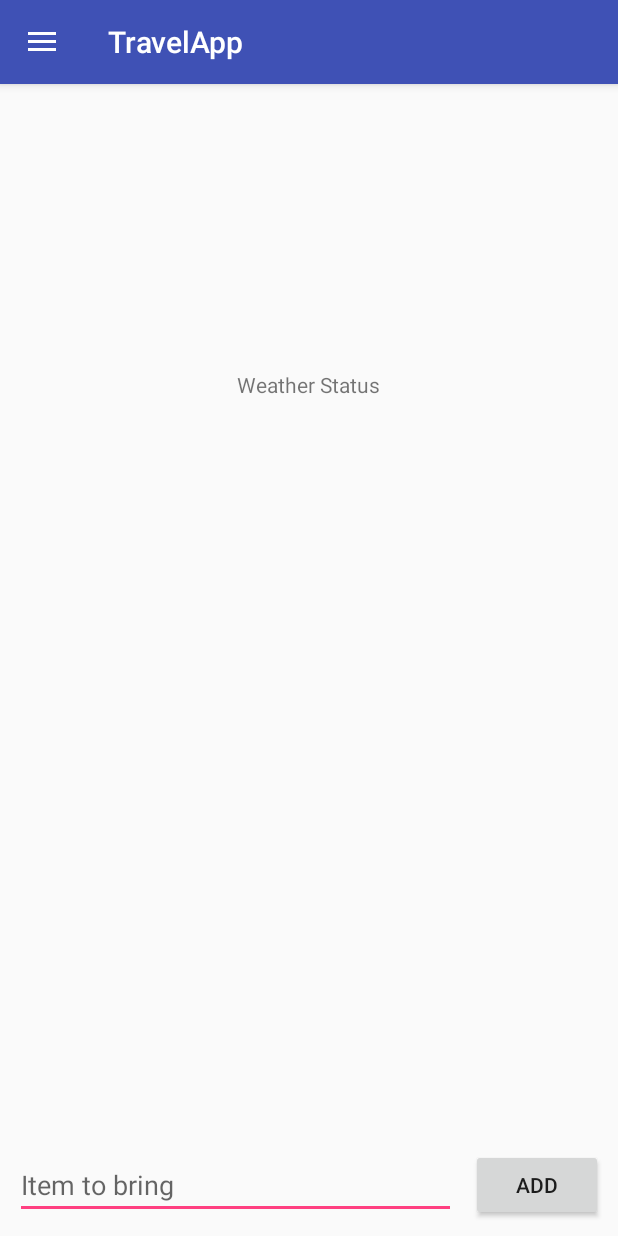
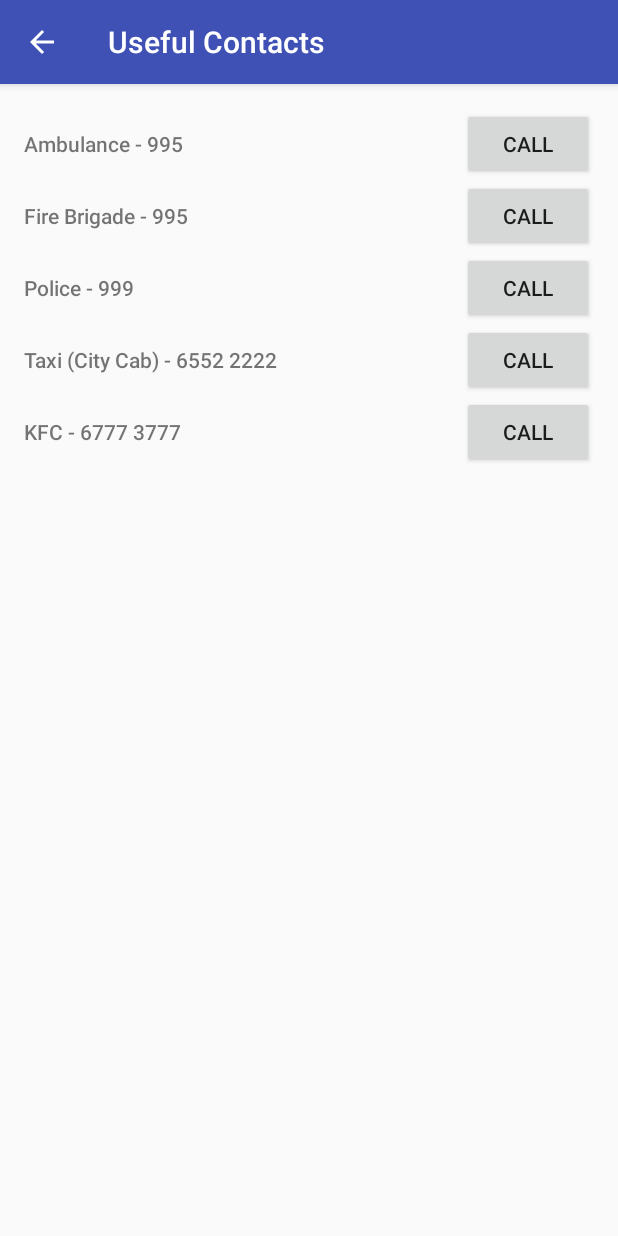
Before and after one commit to fzd370/travel-app, an Android app: the screen it shows after launch (MainActivity before the commit, ContactsActivity after it), in the side drawer, after a tap on "Useful Contacts", on a phone screen of 412 x 824 dp. Run offline under Robolectric (Android 15) with nearby library versions, the phone set to English and light mode, and no system bars.

Commit message:
TravelAPP - Itineary Planner Algorithm - Search Autocorrect - Item Suggestion List + Weather Nowcast - Feedback - Contact List

```diff
--- /dev/null
+++ b/app/src/main/java/com/slic/travelapp/ContactsActivity.java
@@ -0,0 +1,90 @@
+package com.slic.travelapp;
+
+import android.Manifest;
+import android.content.Intent;
+import android.content.pm.PackageManager;
+import android.net.Uri;
+import android.os.Build;
+import android.provider.ContactsContract;
+import android.support.v7.app.AppCompatActivity;
+import android.os.Bundle;
+import android.util.Log;
+import android.view.Menu;
+import android.view.MenuItem;
+import android.view.View;
+import android.widget.Button;
+import android.widget.EditText;
+import android.widget.Toast;
+import android.app.Activity;
+
+import com.slic.travelapp.R;
+
+
+public class ContactsActivity extends AppCompatActivity {
+
+    private Button bt;
+    private Button bt2;
+    private Button bt3;
+    private Button bt4;
+    private Button bt5;
+
+    @Override
+    protected void onCreate(Bundle savedInstanceState) {
+        super.onCreate(savedInstanceState);
+        setContentView(R.layout.activity_contacts);
+
+        bt = (Button) findViewById(R.id.contact_button1);
+        bt.setOnClickListener(new Button.OnClickListener() {
+            @Override
+            public void onClick(View v) {
+                callNumber(995);
+            }
+        }); // Ambulance
+        bt2 = (Button) findViewById(R.id.contact_button2);
+        bt2.setOnClickListener(new Button.OnClickListener() {
+            @Override
+            public void onClick(View v) {
+                callNumber(995);
+            }
+        }); // Fire
+        bt3 = (Button) findViewById(R.id.contact_button3);
+        bt3.setOnClickListener(new Button.OnClickListener() {
+            @Override
+            public void onClick(View v) {
+                callNumber(999);
+            }
+        }); // Police
+        bt4 = (Button) findViewById(R.id.contact_button4);
+        bt4.setOnClickListener(new Button.OnClickListener() {
+            @Override
+            public void onClick(View v) {
+                callNumber(65522222);
+            }
+        }); // Taxi
+        bt5 = (Button) findViewById(R.id.contact_button5);
+        bt5.setOnClickListener(new Button.OnClickListener() {
+            @Override
+            public void onClick(View v) {
+                callNumber(67773777);
+            }
+        }); // KFC
+    }
+
+    public void callNumber(int contact) {
+        Intent phoneIntent = new Intent(Intent.ACTION_CALL);
+        phoneIntent.setData(Uri.parse("tel:" + String.valueOf(contact)));
+        if (Build.VERSION.SDK_INT >= Build.VERSION_CODES.M) {
+            if (checkSelfPermission(Manifest.permission.CALL_PHONE) != PackageManager.PERMISSION_GRANTED) {
+                Toast.makeText(this, "Permissions not granted", Toast.LENGTH_LONG).show();
+                //    public void requestPermissions(@NonNull String[] permissions, int requestCode)
+                // here to request the missing permissions, and then overriding
+                //   public void onRequestPermissionsResult(int requestCode, String[] permissions,
+                //                                          int[] grantResults)
+                // to handle the case where the user grants the permission. See the documentation
+                // for Activity#requestPermissions for more details.
+                return;
+            }
+        }
+        startActivity(phoneIntent);
+    }
+}
--- a/app/src/main/java/com/slic/travelapp/MainActivity.java
+++ b/app/src/main/java/com/slic/travelapp/MainActivity.java
@@ -360,9 +360,9 @@ public class MainActivity extends AppCompatActivity implements
     }
 
     public void startContacts() {
-        Toast.makeText(this, "Contacts Activity Started", Toast.LENGTH_LONG).show();
-//        Intent intent = new Intent(this, ContactActivity.class);
-//        startActivity(intent);
+       // Toast.makeText(this, "Contacts Activity Started", Toast.LENGTH_LONG).show();
+        Intent intent = new Intent(this, ContactsActivity.class);
+        startActivity(intent);
     }
 
     public void showItemAlert() {
--- a/app/src/main/java/com/slic/travelapp/MapsFragment.java
+++ b/app/src/main/java/com/slic/travelapp/MapsFragment.java
@@ -372,7 +372,7 @@ public class MapsFragment extends Fragment implements
 
     public static class SpellChecker {
 
-        private static final boolean ALLOW_TIMEOUT = false;
+        private static final boolean ALLOW_TIMEOUT = true;
         private static final int MS_TIMEOUT = 5000;
         private long started, time;
         public List<String> locations = null;
@@ -438,7 +438,7 @@ public class MapsFragment extends Fragment implements
             if(ALLOW_TIMEOUT){
                 time = System.currentTimeMillis();
                 long timeTaken= time - started;
-                if(timeTaken >= MS_TIMEOUT) {
+                if(time - started >= MS_TIMEOUT) {
                     Log.d("SLIC", "Timeout : " + timeTaken);
                     isDone = true;
                     return true;
--- /dev/null
+++ b/app/src/main/res/layout/activity_contacts.xml
@@ -0,0 +1,115 @@
+<RelativeLayout xmlns:android="http://schemas.android.com/apk/res/android"
+    xmlns:tools="http://schemas.android.com/tools" android:layout_width="match_parent"
+    android:layout_height="match_parent" android:paddingLeft="@dimen/activity_horizontal_margin"
+    android:paddingRight="@dimen/activity_horizontal_margin"
+    android:paddingTop="@dimen/activity_vertical_margin"
+    android:paddingBottom="@dimen/activity_vertical_margin" tools:context=".MainActivity">
+
+<LinearLayout
+    android:orientation="vertical"
+    android:layout_width="match_parent"
+    android:layout_height="wrap_content">
+
+    <LinearLayout
+        android:orientation="horizontal"
+        android:layout_width="match_parent"
+        android:layout_height="wrap_content">
+        <TextView
+            android:layout_width="0dp"
+            android:layout_height="wrap_content"
+            android:text="@string/ambulance"
+            android:ems="12"
+            android:id="@+id/contact_textView1"
+            android:fontFamily="sans-serif-medium"
+            android:layout_weight="1" />
+        <Button
+            android:layout_width="wrap_content"
+            android:layout_height="wrap_content"
+            android:text="@string/call_text"
+            android:id="@+id/contact_button1"
+            android:onClick="mail" />
+    </LinearLayout>
+
+    <LinearLayout
+        android:orientation="horizontal"
+        android:layout_width="match_parent"
+        android:layout_height="wrap_content">
+        <TextView
+            android:layout_width="0dp"
+            android:layout_height="wrap_content"
+            android:text="@string/fire"
+            android:ems="12"
+            android:id="@+id/contact_textView2"
+            android:fontFamily="sans-serif-medium"
+            android:layout_weight="1" />
+        <Button
+            android:layout_width="wrap_content"
+            android:layout_height="wrap_content"
+            android:text="@string/call_text"
+            android:id="@+id/contact_button2"
+            android:onClick="mail" />
+    </LinearLayout>
+
+    <LinearLayout
+        android:orientation="horizontal"
+        android:layout_width="match_parent"
+        android:layout_height="wrap_content">
+        <TextView
+            android:layout_width="0dp"
+            android:layout_height="wrap_content"
+            android:text="@string/police"
+            android:ems="12"
+            android:id="@+id/contact_textView3"
+            android:fontFamily="sans-serif-medium"
+            android:layout_weight="1" />
+        <Button
+            android:layout_width="wrap_content"
+            android:layout_height="wrap_content"
+            android:text="@string/call_text"
+            android:id="@+id/contact_button3"
+            android:onClick="mail" />
+    </LinearLayout>
+
+    <LinearLayout
+        android:orientation="horizontal"
+        android:layout_width="match_parent"
+        android:layout_height="wrap_content">
+        <TextView
+            android:layout_width="0dp"
+            android:layout_height="wrap_content"
+            android:text="@string/taxi"
+            android:ems="12"
+            android:id="@+id/contact_textView4"
+            android:fontFamily="sans-serif-medium"
+            android:layout_weight="1" />
+        <Button
+            android:layout_width="wrap_content"
+            android:layout_height="wrap_content"
+            android:text="@string/call_text"
+            android:id="@+id/contact_button4"
+            android:onClick="mail" />
+    </LinearLayout>
+
+    <LinearLayout
+        android:orientation="horizontal"
+        android:layout_width="match_parent"
+        android:layout_height="wrap_content">
+        <TextView
+            android:layout_width="0dp"
+            android:layout_height="wrap_content"
+            android:text="@string/KFC"
+            android:ems="12"
+            android:id="@+id/contact_textView5"
+            android:fontFamily="sans-serif-medium"
+            android:layout_weight="1" />
+        <Button
+            android:layout_width="wrap_content"
+            android:layout_height="wrap_content"
+            android:text="@string/call_text"
+            android:id="@+id/contact_button5"
+            android:onClick="mail" />
+    </LinearLayout>
+
+</LinearLayout>
+
+</RelativeLayout>
--- a/app/src/main/res/values/strings.xml
+++ b/app/src/main/res/values/strings.xml
@@ -1,6 +1,7 @@
 <resources>
     <string name="app_name">TravelApp</string>
     <string name="app_feedback_name">Feedback</string>
+    <string name="app_contacts_name">Useful Contacts</string>
     <string name="search_hint">Type to search for a location ....</string>
 
     <string name="navigation_drawer_open">Open navigation drawer</string>
@@ -10,4 +11,11 @@
     <string name="action_search">Search Location</string>
     <string name="action_delete">Clear Items</string>
     <string name="action_marker">Toggle Markers</string>
+
+    <string name="fire">Fire Brigade - 995</string>
+    <string name="ambulance">Ambulance - 995</string>
+    <string name="police">Police - 999</string>
+    <string name="taxi">Taxi (City Cab) - 6552 2222</string>
+    <string name="KFC">KFC - 6777 3777</string>
+    <string name="call_text">Call</string>
 </resources>
```
Also changed, not shown: app/src/main/AndroidManifest.xml (+10 -0 lines), app/src/main/res/layout/activity_feedback.xml (+19 -20 lines).
